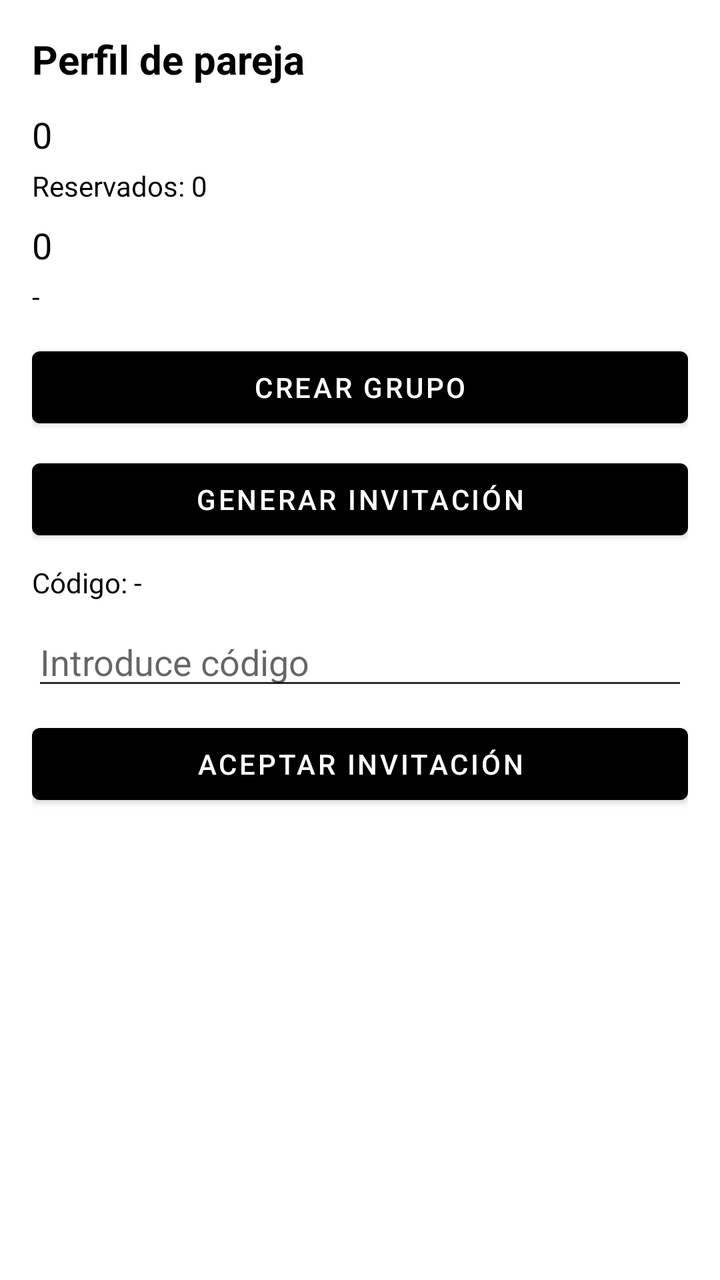
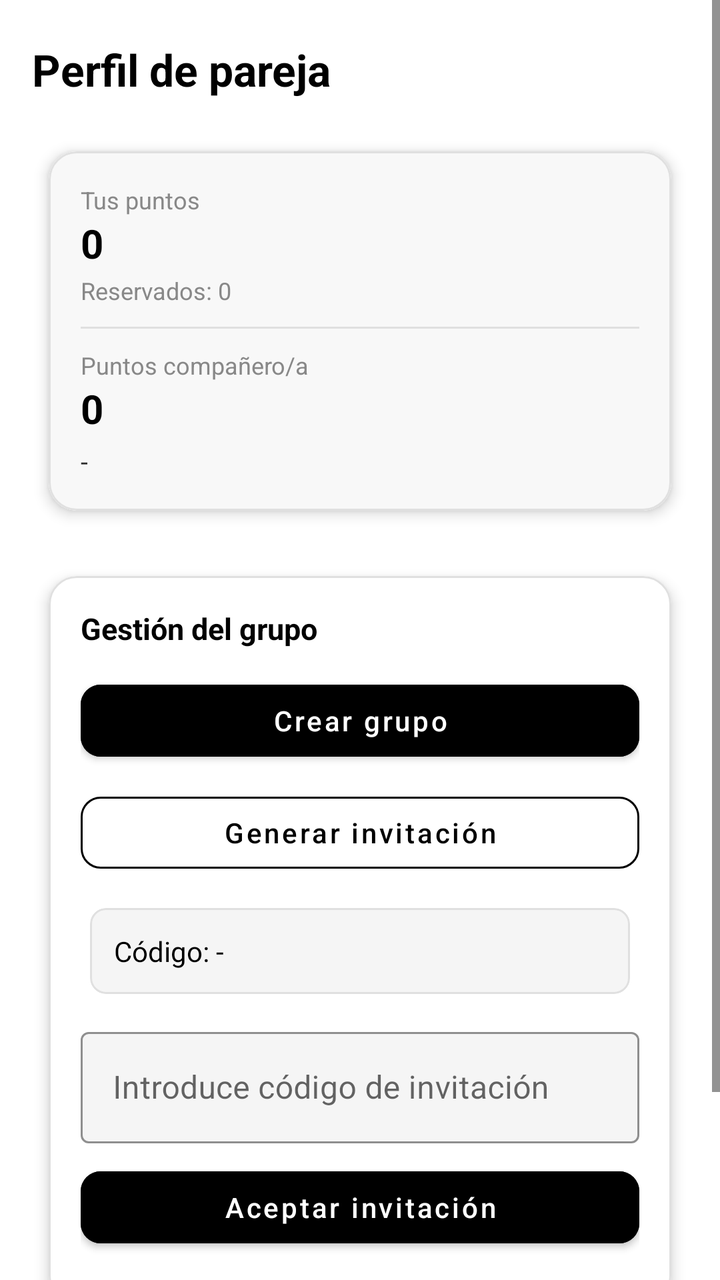

The first picture is an Android layout as it rendered before a commit; the second is the same layout after the commit. The layout source and the unified diff follow.
<!-- AndroidManifest.xml: application theme Theme.TFG -->
<!-- res/layout/fragment_pareja.xml -->
<?xml version="1.0" encoding="utf-8"?>
<ScrollView xmlns:android="http://schemas.android.com/apk/res/android"
    android:layout_width="match_parent"
    android:layout_height="match_parent"
    android:layout_marginTop="20dp"
    android:fillViewport="true"
    android:background="@android:color/white">

    <LinearLayout
        android:layout_width="match_parent"
        android:layout_height="wrap_content"
        android:orientation="vertical"
        android:padding="16dp">

        <TextView
            android:id="@+id/tvTituloPareja"
            android:layout_width="match_parent"
            android:layout_height="wrap_content"
            android:text="Perfil de pareja"
            android:textSize="20sp"
            android:textStyle="bold"
            android:layout_marginBottom="12dp" />

        <TextView
            android:id="@+id/tvTusPuntos"
            android:layout_width="wrap_content"
            android:layout_height="wrap_content"
            android:text="0"
            android:textSize="18sp"
            android:layout_marginBottom="4dp" />

        <TextView
            android:id="@+id/tvPuntosReservados"
            android:layout_width="wrap_content"
            android:layout_height="wrap_content"
            android:text="Reservados: 0"
            android:layout_marginBottom="8dp" />

        <TextView
            android:id="@+id/tvPuntosCompanero"
            android:layout_width="wrap_content"
            android:layout_height="wrap_content"
            android:text="0"
            android:textSize="18sp"
            android:layout_marginBottom="4dp" />

        <TextView
            android:id="@+id/tvNombreGrupoSmall"
            android:layout_width="wrap_content"
            android:layout_height="wrap_content"
            android:text="-"
            android:layout_marginBottom="12dp" />

        <Button
            android:id="@+id/btnCrearGrupo"
            android:layout_width="match_parent"
            android:layout_height="wrap_content"
            android:text="Crear grupo"
            android:layout_marginBottom="8dp" />

        <Button
            android:id="@+id/btnGenerarInvitacion"
            android:layout_width="match_parent"
            android:layout_height="wrap_content"
            android:text="Generar invitación"
            android:layout_marginBottom="8dp" />

        <TextView
            android:id="@+id/tvCodigo"
            android:layout_width="match_parent"
            android:layout_height="wrap_content"
            android:text="Código: -"
            android:layout_marginBottom="8dp" />

        <EditText
            android:id="@+id/etCodigoAceptar"
            android:layout_width="match_parent"
            android:layout_height="wrap_content"
            android:hint="Introduce código"
            android:layout_marginBottom="8dp" />

        <Button
            android:id="@+id/btnAceptarInvitacion"
            android:layout_width="match_parent"
            android:layout_height="wrap_content"
            android:text="Aceptar invitación"
            android:layout_marginBottom="12dp" />

        <Button
            android:id="@+id/btnSalirGrupoTop"
            android:layout_width="match_parent"
            android:layout_height="wrap_content"
            android:text="Salir"
            android:visibility="gone"
            android:layout_marginBottom="12dp" />

        <TextView
            android:id="@+id/tvGroupName"
            android:layout_width="match_parent"
            android:layout_height="wrap_content"
            android:text="Nombre del grupo"
            android:textStyle="bold"
            android:visibility="gone"
            android:layout_marginBottom="4dp" />

        <TextView
            android:id="@+id/tvGroupMembers"
            android:layout_width="match_parent"
            android:layout_height="wrap_content"
            android:text="Miembros: 0"
            android:visibility="gone"
            android:layout_marginBottom="8dp" />

        <Button
            android:id="@+id/btnAbrirGrupo"
            android:layout_width="match_parent"
            android:layout_height="wrap_content"
            android:text="Abrir"
            android:visibility="gone"
            android:layout_marginBottom="8dp" />

        <Button
            android:id="@+id/btnEditarNombre"
            android:layout_width="match_parent"
            android:layout_height="wrap_content"
            android:text="Guardar"
            android:visibility="gone"
            android:layout_marginBottom="12dp" />

        <TextView
            android:id="@+id/tvMiembrosTitulo"
            android:layout_width="match_parent"
            android:layout_height="wrap_content"
            android:text="Miembros del grupo"
            android:visibility="gone"
            android:layout_marginBottom="8dp" />

        <androidx.recyclerview.widget.RecyclerView
            android:id="@+id/rvMiembros"
            android:layout_width="match_parent"
            android:layout_height="wrap_content"
            android:visibility="gone" />

        <FrameLayout
            android:id="@+id/bottomContainer"
            android:layout_width="match_parent"
            android:layout_height="0dp"
            android:visibility="gone" />

        <androidx.cardview.widget.CardView
            android:id="@+id/bottomBar"
            android:layout_width="match_parent"
            android:layout_height="0dp"
            android:visibility="gone" />

    </LinearLayout>
</ScrollView>
<!-- resources referenced by this layout -->
<resources>
  <style name="Tema.TFG.Moderno" parent="Theme.MaterialComponents.DayNight.NoActionBar">
          
          <item name="colorPrimary">@color/primario</item>
          <item name="colorOnPrimary">@color/on_acento</item>
          <item name="android:colorBackground">@color/fondo</item>
          <item name="colorSurface">@color/superficie</item>
          <item name="colorOnSurface">@color/texto_principal</item>
          <item name="android:statusBarColor">@color/white</item>
          <item name="materialCardViewStyle">@style/Widget.TFG.Tarjeta</item>
  
          
          <item name="android:textColor">@color/texto_principal</item>
          <item name="android:textColorSecondary">@color/texto_secundario</item>
          <item name="android:editTextStyle">@style/Widget.TFG.EditText</item>
          <item name="textAppearanceBody1">@style/TextAppearance.TFG.Cuerpo</item>
          <item name="textAppearanceHeadline6">@style/TextAppearance.TFG.Titulo</item>
      </style>
  <style name="Widget.TFG.Tarjeta" parent="Widget.MaterialComponents.CardView">
          <item name="cardCornerRadius">12dp</item>
          <item name="cardUseCompatPadding">true</item>
          <item name="cardPreventCornerOverlap">false</item>
          <item name="cardBackgroundColor">@color/gris_claro</item>
          <item name="android:stateListAnimator">@animator/btn_state_animator</item>
          <item name="strokeColor">@color/negro</item>
          <item name="strokeWidth">2dp</item>
      </style>
  <style name="Widget.TFG.EditText" parent="@style/Widget.MaterialComponents.TextInputEditText.OutlinedBox">
          <item name="android:textColor">@color/texto_principal</item>
          <item name="android:textColorHint">@color/texto_secundario</item>
          
          <item name="android:padding">10dp</item>
          <item name="android:background">@drawable/bg_rounded_card</item>
      </style>
  <style name="TextAppearance.TFG.Cuerpo" parent="TextAppearance.MaterialComponents.Body1">
          <item name="android:textColor">@color/texto_secundario</item>
      </style>
  <style name="TextAppearance.TFG.Titulo" parent="TextAppearance.MaterialComponents.Headline6">
          <item name="android:textColor">@color/texto_principal</item>
      </style>
  <color name="gris_claro">#BDBDBD</color>
  <color name="negro">#000000</color>
  <!-- drawable bg_rounded_card (drawable) -->
  <?xml version="1.0" encoding="utf-8"?>
  <layer-list xmlns:android="http://schemas.android.com/apk/res/android">
      
      <item android:top="2dp" android:left="0dp" android:right="0dp" android:bottom="0dp">
          <shape android:shape="rectangle">
              <solid android:color="#22000000" />
              <corners android:radius="12dp" />
          </shape>
      </item>
      
      <item android:top="0dp" android:left="0dp" android:right="0dp" android:bottom="2dp">
          <shape android:shape="rectangle">
              <solid android:color="@color/superficie" />
              <corners android:radius="12dp" />
              <stroke android:width="1dp" android:color="@color/negro" />
              <padding android:left="8dp" android:top="8dp" android:right="8dp" android:bottom="8dp" />
          </shape>
      </item>
  </layer-list>
  <!-- unchanged entries left out for length: 8 -->
</resources>

<!-- the commit's change to res/layout/fragment_pareja.xml (unified diff, before → after) -->
@@ -1,146 +1,318 @@
 <?xml version="1.0" encoding="utf-8"?>
 <ScrollView xmlns:android="http://schemas.android.com/apk/res/android"
+    xmlns:app="http://schemas.android.com/apk/res-auto"
     android:layout_width="match_parent"
     android:layout_height="match_parent"
-    android:layout_marginTop="20dp"
-    android:fillViewport="true"
-    android:background="@android:color/white">
+    android:fillViewport="false"
+    android:background="@color/fondo">
 
     <LinearLayout
         android:layout_width="match_parent"
         android:layout_height="wrap_content"
         android:orientation="vertical"
-        android:padding="16dp">
+        android:paddingTop="20dp"
+        android:paddingStart="16dp"
+        android:paddingEnd="16dp"
+        android:paddingBottom="76dp">
 
         <TextView
             android:id="@+id/tvTituloPareja"
             android:layout_width="match_parent"
             android:layout_height="wrap_content"
             android:text="Perfil de pareja"
-            android:textSize="20sp"
+            android:textSize="22sp"
             android:textStyle="bold"
-            android:layout_marginBottom="12dp" />
-
+            android:textColor="@color/texto_principal"
+            android:layout_marginBottom="16dp" />
+
+        
+        <com.google.android.material.card.MaterialCardView
+            android:layout_width="match_parent"
+            android:layout_height="wrap_content"
+            android:layout_marginBottom="12dp"
+            app:cardCornerRadius="14dp"
+            app:cardElevation="4dp"
+            app:cardBackgroundColor="@color/white"
+            app:strokeColor="@color/divisor"
+            app:strokeWidth="1dp">
+
+            <LinearLayout
+                android:layout_width="match_parent"
+                android:layout_height="wrap_content"
+                android:orientation="vertical"
+                android:padding="16dp"
+                android:background="#F8F8F8">
+
+                <TextView
+                    android:layout_width="wrap_content"
+                    android:layout_height="wrap_content"
+                    android:text="Tus puntos"
+                    android:textSize="12sp"
+                    android:textColor="@color/gris" />
+
+                <TextView
+                    android:id="@+id/tvTusPuntos"
+                    android:layout_width="wrap_content"
+                    android:layout_height="wrap_content"
+                    android:text="0"
+                    android:textSize="20sp"
+                    android:textStyle="bold"
+                    android:textColor="@color/negro"
+                    android:layout_marginBottom="2dp" />
+
+                <TextView
+                    android:id="@+id/tvPuntosReservados"
+                    android:layout_width="wrap_content"
+                    android:layout_height="wrap_content"
+                    android:text="Reservados: 0"
+                    android:textSize="12sp"
+                    android:textColor="@color/gris"
+                    android:layout_marginBottom="10dp" />
+
+                <View
+                    android:layout_width="match_parent"
+                    android:layout_height="1dp"
+                    android:background="@color/divisor"
+                    android:layout_marginBottom="10dp" />
+
+                <TextView
+                    android:layout_width="wrap_content"
+                    android:layout_height="wrap_content"
+                    android:text="Puntos compañero/a"
+                    android:textSize="12sp"
+                    android:textColor="@color/gris" />
+
+                <TextView
+                    android:id="@+id/tvPuntosCompanero"
+                    android:layout_width="wrap_content"
+                    android:layout_height="wrap_content"
+                    android:text="0"
+                    android:textSize="20sp"
+                    android:textStyle="bold"
+                    android:textColor="@color/negro"
+                    android:layout_marginBottom="4dp" />
+
+                <TextView
+                    android:id="@+id/tvNombreGrupoSmall"
+                    android:layout_width="wrap_content"
+                    android:layout_height="wrap_content"
+                    android:text="-"
+                    android:textSize="13sp"
+                    android:textColor="@color/texto_secundario" />
+            </LinearLayout>
+        </com.google.android.material.card.MaterialCardView>
+
+        
+        <com.google.android.material.card.MaterialCardView
+            android:layout_width="match_parent"
+            android:layout_height="wrap_content"
+            android:layout_marginBottom="12dp"
+            app:cardCornerRadius="14dp"
+            app:cardElevation="4dp"
+            app:cardBackgroundColor="@color/white"
+            app:strokeColor="@color/divisor"
+            app:strokeWidth="1dp">
+
+            <LinearLayout
+                android:layout_width="match_parent"
+                android:layout_height="wrap_content"
+                android:orientation="vertical"
+                android:padding="16dp">
+
+                <TextView
+                    android:layout_width="wrap_content"
+                    android:layout_height="wrap_content"
+                    android:text="Gestión del grupo"
+                    android:textSize="15sp"
+                    android:textStyle="bold"
+                    android:textColor="@color/texto_principal"
+                    android:layout_marginBottom="12dp" />
+
+                <com.google.android.material.button.MaterialButton
+                    android:id="@+id/btnCrearGrupo"
+                    android:layout_width="match_parent"
+                    android:layout_height="wrap_content"
+                    style="@style/Widget.MaterialComponents.Button"
+                    app:cornerRadius="10dp"
+                    android:backgroundTint="@color/negro"
+                    android:text="Crear grupo"
+                    android:textColor="@color/white"
+                    android:textAllCaps="false"
+                    android:layout_marginBottom="8dp" />
+
+                <com.google.android.material.button.MaterialButton
+                    android:id="@+id/btnGenerarInvitacion"
+                    android:layout_width="match_parent"
+                    android:layout_height="wrap_content"
+                    style="@style/Widget.MaterialComponents.Button.OutlinedButton"
+                    app:cornerRadius="10dp"
+                    app:strokeColor="@color/negro"
+                    app:strokeWidth="1dp"
+                    android:text="Generar invitación"
+                    android:textColor="@color/texto_principal"
+                    android:textAllCaps="false"
+                    android:layout_marginBottom="8dp" />
+
+                <com.google.android.material.card.MaterialCardView
+                    android:layout_width="match_parent"
+                    android:layout_height="wrap_content"
+                    android:layout_marginBottom="8dp"
+                    app:cardCornerRadius="8dp"
+                    app:cardElevation="0dp"
+                    app:cardBackgroundColor="#F5F5F5"
+                    app:strokeColor="@color/divisor"
+                    app:strokeWidth="1dp">
+                    <TextView
+                        android:id="@+id/tvCodigo"
+                        android:layout_width="match_parent"
+                        android:layout_height="wrap_content"
+                        android:text="Código: -"
+                        android:padding="12dp"
+                        android:textSize="14sp"
+                        android:textColor="@color/texto_principal" />
+                </com.google.android.material.card.MaterialCardView>
+
+                <com.google.android.material.textfield.TextInputLayout
+                    style="@style/Widget.MaterialComponents.TextInputLayout.OutlinedBox"
+                    android:layout_width="match_parent"
+                    android:layout_height="wrap_content"
+                    android:hint="Introduce código de invitación"
+                    android:layout_marginBottom="8dp"
+                    app:boxBackgroundColor="#F5F5F5"
+                    app:boxStrokeColor="@color/negro"
+                    app:hintTextColor="@color/gris">
+
+                    <com.google.android.material.textfield.TextInputEditText
+                        android:id="@+id/etCodigoAceptar"
+                        android:layout_width="match_parent"
+                        android:layout_height="wrap_content"
+                        android:imeOptions="flagNoExtractUi"
+                        android:inputType="text"
+                        android:textColor="@color/texto_principal"
+                        android:textColorHint="@color/gris" />
+                </com.google.android.material.textfield.TextInputLayout>
+
+                <com.google.android.material.button.MaterialButton
+                    android:id="@+id/btnAceptarInvitacion"
+                    android:layout_width="match_parent"
+                    android:layout_height="wrap_content"
+                    style="@style/Widget.MaterialComponents.Button"
+                    app:cornerRadius="10dp"
+                    android:backgroundTint="@color/negro"
+                    android:text="Aceptar invitación"
+                    android:textColor="@color/white"
+                    android:textAllCaps="false"
+                    android:layout_marginBottom="8dp" />
+
+                <com.google.android.material.button.MaterialButton
+                    android:id="@+id/btnSalirGrupoTop"
+                    android:layout_width="match_parent"
+                    android:layout_height="wrap_content"
+                    style="@style/Widget.MaterialComponents.Button.OutlinedButton"
+                    app:cornerRadius="10dp"
+                    app:strokeColor="@color/rojo"
+                    app:strokeWidth="1dp"
+                    android:text="Salir del grupo"
+                    android:textColor="@color/rojo"
+                    android:textAllCaps="false"
+                    android:visibility="gone" />
+
+            </LinearLayout>
+        </com.google.android.material.card.MaterialCardView>
+
+        
+        <com.google.android.material.card.MaterialCardView
+            android:id="@+id/cardInfoGrupo"
+            android:layout_width="match_parent"
+            android:layout_height="wrap_content"
+            android:layout_marginBottom="12dp"
+            android:visibility="gone"
+            app:cardCornerRadius="14dp"
+            app:cardElevation="4dp"
+            app:cardBackgroundColor="@color/white"
+            app:strokeColor="@color/negro"
+            app:strokeWidth="1dp">
+
+            <LinearLayout
+                android:layout_width="match_parent"
+                android:layout_height="wrap_content"
+                android:orientation="vertical"
+                android:padding="16dp">
+
+                <TextView
+                    android:id="@+id/tvGroupName"
+                    android:layout_width="match_parent"
+                    android:layout_height="wrap_content"
+                    android:text="Nombre del grupo"
+                    android:textSize="16sp"
+                    android:textStyle="bold"
+                    android:textColor="@color/texto_principal"
+                    android:layout_marginBottom="4dp" />
+
+                <TextView
+                    android:id="@+id/tvGroupMembers"
+                    android:layout_width="match_parent"
+                    android:layout_height="wrap_content"
+                    android:text="Miembros: 0"
+                    android:textSize="13sp"
+                    android:textColor="@color/texto_secundario"
+                    android:layout_marginBottom="12dp" />
+
+                <LinearLayout
+                    android:layout_width="match_parent"
+                    android:layout_height="wrap_content"
+                    android:orientation="horizontal">
+
+                    <com.google.android.material.button.MaterialButton
+                        android:id="@+id/btnAbrirGrupo"
+                        android:layout_width="0dp"
+                        android:layout_height="wrap_content"
+                        android:layout_weight="1"
+                        style="@style/Widget.MaterialComponents.Button.OutlinedButton"
+                        app:cornerRadius="8dp"
+                        app:strokeColor="@color/negro"
+                        app:strokeWidth="1dp"
+                        android:text="Abrir"
+                        android:textColor="@color/texto_principal"
+                        android:textAllCaps="false"
+                        android:layout_marginEnd="6dp" />
+
+                    <com.google.android.material.button.MaterialButton
+                        android:id="@+id/btnEditarNombre"
+                        android:layout_width="0dp"
+                        android:layout_height="wrap_content"
+                        android:layout_weight="1"
+                        style="@style/Widget.MaterialComponents.Button"
+                        app:cornerRadius="8dp"
+                        android:backgroundTint="@color/negro"
+                        android:text="Guardar"
+                        android:textColor="@color/white"
+                        android:textAllCaps="false" />
+
+                </LinearLayout>
+            </LinearLayout>
+        </com.google.android.material.card.MaterialCardView>
+
+        
         <TextView
-            android:id="@+id/tvTusPuntos"
-            android:layout_width="wrap_content"
-            android:layout_height="wrap_content"
-            android:text="0"
-            android:textSize="18sp"
-            android:layout_marginBottom="4dp" />
-
-        <TextView
-            android:id="@+id/tvPuntosReservados"
-            android:layout_width="wrap_content"
-            android:layout_height="wrap_content"
-            android:text="Reservados: 0"
-            android:layout_marginBottom="8dp" />
-
-        <TextView
-            android:id="@+id/tvPuntosCompanero"
-            android:layout_width="wrap_content"
-            android:layout_height="wrap_content"
-            android:text="0"
-            android:textSize="18sp"
-            android:layout_marginBottom="4dp" />
-
-        <TextView
-            android:id="@+id/tvNombreGrupoSmall"
-            android:layout_width="wrap_content"
-            android:layout_height="wrap_content"
-            android:text="-"
-            android:layout_marginBottom="12dp" />
-
-        <Button
-            android:id="@+id/btnCrearGrupo"
-            android:layout_width="match_parent"
-            android:layout_height="wrap_content"
-            android:text="Crear grupo"
-            android:layout_marginBottom="8dp" />
-
-        <Button
-            android:id="@+id/btnGenerarInvitacion"
-            android:layout_width="match_parent"
-            android:layout_height="wrap_content"
-            android:text="Generar invitación"
-            android:layout_marginBottom="8dp" />
-
-        <TextView
-            android:id="@+id/tvCodigo"
-            android:layout_width="match_parent"
-            android:layout_height="wrap_content"
-            android:text="Código: -"
-            android:layout_marginBottom="8dp" />
-
-        <EditText
-            android:id="@+id/etCodigoAceptar"
-            android:layout_width="match_parent"
-            android:layout_height="wrap_content"
-            android:hint="Introduce código"
-            android:layout_marginBottom="8dp" />
-
-        <Button
-            android:id="@+id/btnAceptarInvitacion"
-            android:layout_width="match_parent"
-            android:layout_height="wrap_content"
-            android:text="Aceptar invitación"
-            android:layout_marginBottom="12dp" />
-
-        <Button
-            android:id="@+id/btnSalirGrupoTop"
-            android:layout_width="match_parent"
-            android:layout_height="wrap_content"
-            android:text="Salir"
-            android:visibility="gone"
-            android:layout_marginBottom="12dp" />
-
-        <TextView
-            android:id="@+id/tvGroupName"
-            android:layout_width="match_parent"
-            android:layout_height="wrap_content"
-            android:text="Nombre del grupo"
+            android:id="@+id/tvMiembrosTitulo"
+            android:layout_width="match_parent"
+            android:layout_height="wrap_content"
+            android:text="Miembros del grupo"
+            android:textSize="15sp"
             android:textStyle="bold"
-            android:visibility="gone"
-            android:layout_marginBottom="4dp" />
-
-        <TextView
-            android:id="@+id/tvGroupMembers"
-            android:layout_width="match_parent"
-            android:layout_height="wrap_content"
-            android:text="Miembros: 0"
+            android:textColor="@color/texto_principal"
             android:visibility="gone"
             android:layout_marginBottom="8dp" />
 
-        <Button
-            android:id="@+id/btnAbrirGrupo"
-            android:layout_width="match_parent"
-            android:layout_height="wrap_content"
-            android:text="Abrir"
-            android:visibility="gone"
-            android:layout_marginBottom="8dp" />
-
-        <Button
-            android:id="@+id/btnEditarNombre"
-            android:layout_width="match_parent"
-            android:layout_height="wrap_content"
-            android:text="Guardar"
-            android:visibility="gone"
-            android:layout_marginBottom="12dp" />
-
-        <TextView
-            android:id="@+id/tvMiembrosTitulo"
-            android:layout_width="match_parent"
-            android:layout_height="wrap_content"
-            android:text="Miembros del grupo"
-            android:visibility="gone"
-            android:layout_marginBottom="8dp" />
-
         <androidx.recyclerview.widget.RecyclerView
             android:id="@+id/rvMiembros"
             android:layout_width="match_parent"
             android:layout_height="wrap_content"
-            android:visibility="gone" />
-
+            android:visibility="gone"
+            android:nestedScrollingEnabled="false" />
+
+        
         <FrameLayout
             android:id="@+id/bottomContainer"
             android:layout_width="match_parent"
<!-- resource entries referenced after the edit -->
@@ -1,5 +1,7 @@
 <!-- resources referenced by this layout -->
 <resources>
+  <color name="divisor">#E0E0E0</color>
+  <color name="gris">#888888</color>
   <style name="Tema.TFG.Moderno" parent="Theme.MaterialComponents.DayNight.NoActionBar">
           
           <item name="colorPrimary">@color/primario</item>
@@ -9,58 +11,72 @@
           <item name="colorOnSurface">@color/texto_principal</item>
           <item name="android:statusBarColor">@color/white</item>
           <item name="materialCardViewStyle">@style/Widget.TFG.Tarjeta</item>
-  
           
           <item name="android:textColor">@color/texto_principal</item>
           <item name="android:textColorSecondary">@color/texto_secundario</item>
           <item name="android:editTextStyle">@style/Widget.TFG.EditText</item>
           <item name="textAppearanceBody1">@style/TextAppearance.TFG.Cuerpo</item>
           <item name="textAppearanceHeadline6">@style/TextAppearance.TFG.Titulo</item>
+          
+          <item name="bottomNavigationStyle">@style/Widget.TFG.BottomNav</item>
       </style>
   <style name="Widget.TFG.Tarjeta" parent="Widget.MaterialComponents.CardView">
           <item name="cardCornerRadius">12dp</item>
           <item name="cardUseCompatPadding">true</item>
-          <item name="cardPreventCornerOverlap">false</item>
-          <item name="cardBackgroundColor">@color/gris_claro</item>
-          <item name="android:stateListAnimator">@animator/btn_state_animator</item>
-          <item name="strokeColor">@color/negro</item>
-          <item name="strokeWidth">2dp</item>
+          <item name="cardElevation">4dp</item>
+          <item name="cardBackgroundColor">@color/white</item>
+          <item name="strokeColor">@color/divisor</item>
+          <item name="strokeWidth">1dp</item>
       </style>
   <style name="Widget.TFG.EditText" parent="@style/Widget.MaterialComponents.TextInputEditText.OutlinedBox">
           <item name="android:textColor">@color/texto_principal</item>
-          <item name="android:textColorHint">@color/texto_secundario</item>
-          
-          <item name="android:padding">10dp</item>
-          <item name="android:background">@drawable/bg_rounded_card</item>
+          <item name="android:textColorHint">@color/gris</item>
+          <item name="android:background">@drawable/bg_input_campo</item>
+          <item name="android:padding">12dp</item>
       </style>
   <style name="TextAppearance.TFG.Cuerpo" parent="TextAppearance.MaterialComponents.Body1">
           <item name="android:textColor">@color/texto_secundario</item>
+          <item name="android:textSize">14sp</item>
       </style>
   <style name="TextAppearance.TFG.Titulo" parent="TextAppearance.MaterialComponents.Headline6">
           <item name="android:textColor">@color/texto_principal</item>
+          <item name="android:textStyle">bold</item>
+          <item name="android:textSize">20sp</item>
       </style>
-  <color name="gris_claro">#BDBDBD</color>
-  <color name="negro">#000000</color>
-  <!-- drawable bg_rounded_card (drawable) -->
+  <style name="Widget.TFG.BottomNav" parent="Widget.MaterialComponents.BottomNavigationView">
+          <item name="android:minHeight">0dp</item>
+          <item name="itemPaddingTop">6dp</item>
+          <item name="itemPaddingBottom">6dp</item>
+          <item name="itemTextAppearanceActive">@style/TextAppearance.TFG.NavLabel</item>
+          <item name="itemTextAppearanceInactive">@style/TextAppearance.TFG.NavLabel</item>
+      </style>
+  <!-- drawable bg_input_campo (drawable) -->
   <?xml version="1.0" encoding="utf-8"?>
-  <layer-list xmlns:android="http://schemas.android.com/apk/res/android">
+  <selector xmlns:android="http://schemas.android.com/apk/res/android">
       
-      <item android:top="2dp" android:left="0dp" android:right="0dp" android:bottom="0dp">
+      <item android:state_focused="true">
           <shape android:shape="rectangle">
-              <solid android:color="#22000000" />
-              <corners android:radius="12dp" />
+              <solid android:color="#F5F5F5" />
+              <corners android:radius="10dp" />
+              <stroke android:width="2dp" android:color="#000000" />
+              <padding android:left="12dp" android:top="12dp" android:right="12dp" android:bottom="12dp" />
           </shape>
       </item>
       
-      <item android:top="0dp" android:left="0dp" android:right="0dp" android:bottom="2dp">
+      <item>
           <shape android:shape="rectangle">
-              <solid android:color="@color/superficie" />
-              <corners android:radius="12dp" />
-              <stroke android:width="1dp" android:color="@color/negro" />
-              <padding android:left="8dp" android:top="8dp" android:right="8dp" android:bottom="8dp" />
+              <solid android:color="#F5F5F5" />
+              <corners android:radius="10dp" />
+              <stroke android:width="1dp" android:color="#CCCCCC" />
+              <padding android:left="12dp" android:top="12dp" android:right="12dp" android:bottom="12dp" />
           </shape>
       </item>
-  </layer-list>
+  </selector>
+  <style name="TextAppearance.TFG.NavLabel" parent="TextAppearance.MaterialComponents.Caption">
+          <item name="android:textSize">10sp</item>
+      </style>
+  <color name="negro">#000000</color>
+  <color name="rojo">#C62828</color>
   <!-- unchanged entries left out for length: 8 -->
 </resources>
 
